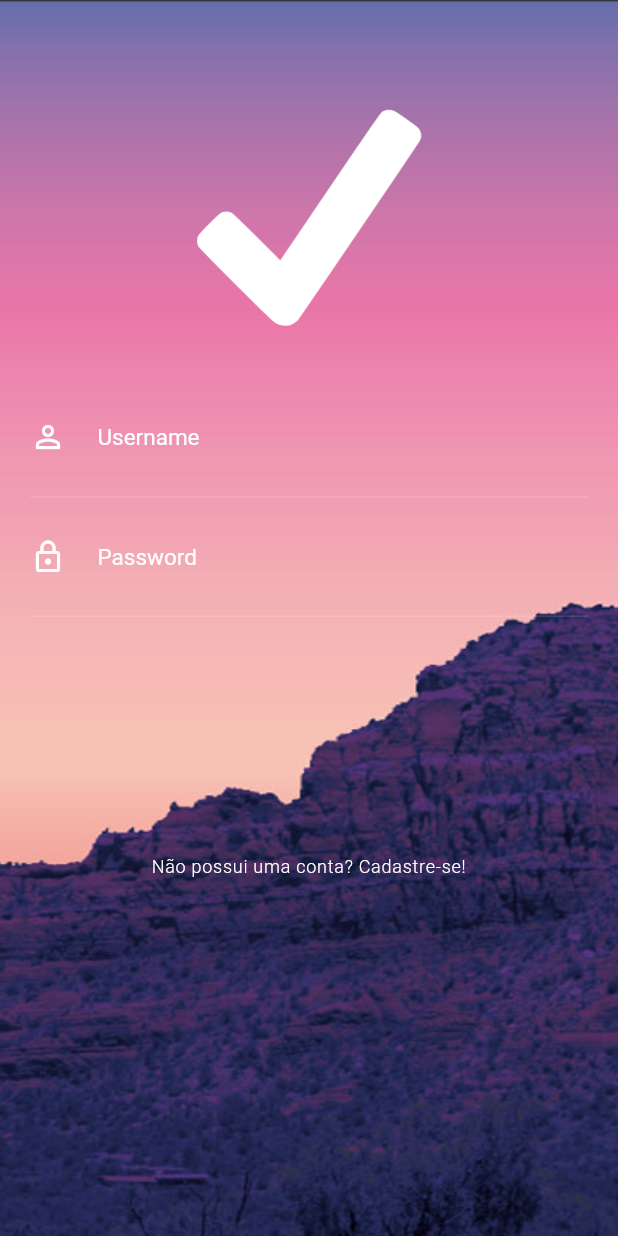
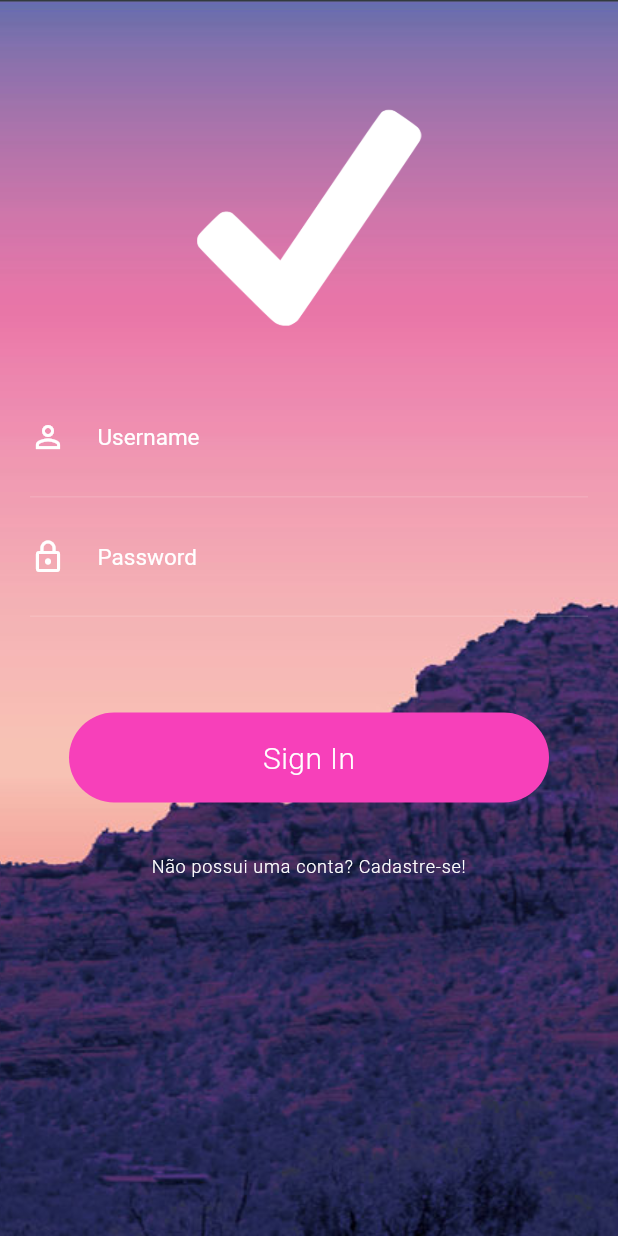
Before and after one commit to Batthez/flutter-animations, a Flutter app: the screen it shows after launch, on a phone screen of 412 x 824 dp. Run offline on Flutter 3.47's test engine with Material 2 defaults, Android fonts, the phone set to English and light mode, and no system bars.

Commit message:
criando layout do botão de sign in

```diff
--- a/lib/screens/login/login_screen.dart
+++ b/lib/screens/login/login_screen.dart
@@ -1,6 +1,7 @@
 import 'package:flutter/material.dart';
 import 'package:flutter_animations/screens/login/widgets/form_container.dart';
 import 'package:flutter_animations/screens/login/widgets/sign_up_button.dart';
+import 'package:flutter_animations/screens/login/widgets/stagger_animation.dart';
 
 class LoginScreen extends StatefulWidget {
   LoginScreen({Key key}) : super(key: key);
@@ -22,7 +23,6 @@ class _LoginScreenState extends State<LoginScreen>
     );
   }
 
-
   @override
   void dispose() {
     _animationController.dispose();
@@ -42,6 +42,7 @@ class _LoginScreenState extends State<LoginScreen>
           padding: EdgeInsets.zero,
           children: [
             Stack(
+              alignment: Alignment.bottomCenter,
               children: [
                 Column(
                   crossAxisAlignment: CrossAxisAlignment.center,
@@ -58,7 +59,10 @@ class _LoginScreenState extends State<LoginScreen>
                     FormContainer(),
                     SignUpButton()
                   ],
-                )
+                ),
+                StaggerAnimation(
+                  controller: _animationController.view
+                ),
               ],
             )
           ],
--- /dev/null
+++ b/lib/screens/login/widgets/stagger_animation.dart
@@ -0,0 +1,44 @@
+import 'package:flutter/material.dart';
+
+class StaggerAnimation extends StatelessWidget {
+
+  final AnimationController controller;
+
+  StaggerAnimation({this.controller});
+
+  Widget _buildAnimation(BuildContext context, Widget child) {
+    return Padding(
+      padding: EdgeInsets.only(
+        bottom: 50,
+      ),
+      child: InkWell(
+        onTap: () {},
+        child: Container(
+          width: 320,
+          height: 60,
+          alignment: Alignment.center,
+          decoration: BoxDecoration(
+              color: Color.fromRGBO(247, 64, 186, 1.0),
+              borderRadius: BorderRadius.all(Radius.circular(30.0))),
+          child: Text(
+            "Sign In",
+            style: TextStyle(
+              color: Colors.white,
+              fontSize: 20,
+              fontWeight: FontWeight.w300,
+              letterSpacing: 0.3
+            ),
+          ),
+        ),
+      ),
+    );
+  }
+
+  @override
+  Widget build(BuildContext context) {
+    return AnimatedBuilder(
+      animation: controller,
+      builder: _buildAnimation,
+    );
+  }
+}
```
